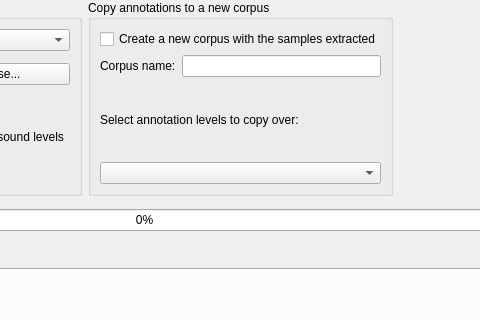
This is app/query/ExtractSoundBitesWidget.ui in praaline/Praaline as Qt 5 draws it before an edit; both pictures show x 455 to 935 and y 0 to 320 of the 1025 by 600 pixel window. The edited form follows.
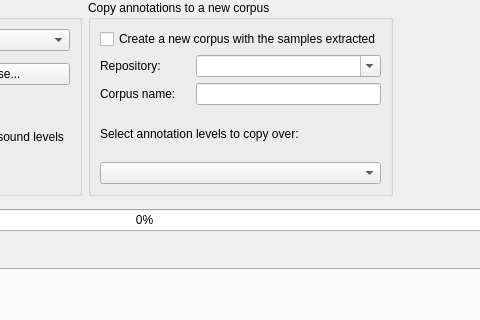
This is the edited form. Custom widgets are drawn as their Qt base class.

Commit message: Corrected relative-absolute path for corpus repositories

What changed in the file:
```diff
--- a/app/query/ExtractSoundBitesWidget.ui
+++ b/app/query/ExtractSoundBitesWidget.ui
@@ -100,31 +100,7 @@
        <string>Copy annotations to a new corpus</string>
       </property>
       <layout class="QGridLayout" name="gridLayout">
-       <item row="0" column="0" colspan="2">
-        <widget class="QCheckBox" name="checkCreateCorpus">
-         <property name="text">
-          <string>Create a new corpus with the samples extracted</string>
-         </property>
-        </widget>
-       </item>
-       <item row="1" column="0">
-        <widget class="QLabel" name="labelCorpusName">
-         <property name="text">
-          <string>Corpus name:</string>
-         </property>
-        </widget>
-       </item>
-       <item row="1" column="1">
-        <widget class="QLineEdit" name="editNewCorpusName"/>
-       </item>
-       <item row="2" column="0" colspan="2">
-        <widget class="QLabel" name="labelLevelsToCopy">
-         <property name="text">
-          <string>Select annotation levels to copy over:</string>
-         </property>
-        </widget>
-       </item>
-       <item row="3" column="0" colspan="2">
+       <item row="5" column="0" colspan="3">
         <widget class="CheckBoxList" name="comboBoxLevelsToCopy">
          <property name="sizePolicy">
           <sizepolicy hsizetype="Expanding" vsizetype="Fixed">
@@ -134,6 +110,44 @@
          </property>
         </widget>
        </item>
+       <item row="4" column="0" colspan="3">
+        <widget class="QLabel" name="labelLevelsToCopy">
+         <property name="text">
+          <string>Select annotation levels to copy over:</string>
+         </property>
+        </widget>
+       </item>
+       <item row="0" column="0" colspan="3">
+        <widget class="QCheckBox" name="checkCreateCorpus">
+         <property name="text">
+          <string>Create a new corpus with the samples extracted</string>
+         </property>
+        </widget>
+       </item>
+       <item row="1" column="0">
+        <widget class="QLabel" name="labelRepositoryID">
+         <property name="text">
+          <string>Repository:</string>
+         </property>
+        </widget>
+       </item>
+       <item row="2" column="0">
+        <widget class="QLabel" name="labelCorpusName">
+         <property name="text">
+          <string>Corpus name:</string>
+         </property>
+        </widget>
+       </item>
+       <item row="1" column="1" colspan="2">
+        <widget class="QComboBox" name="comboBoxRepositoryID">
+         <property name="editable">
+          <bool>true</bool>
+         </property>
+        </widget>
+       </item>
+       <item row="2" column="1" colspan="2">
+        <widget class="QLineEdit" name="editNewCorpusName"/>
+       </item>
       </layout>
      </widget>
     </item>
```
The commit also changes 2 other files.
